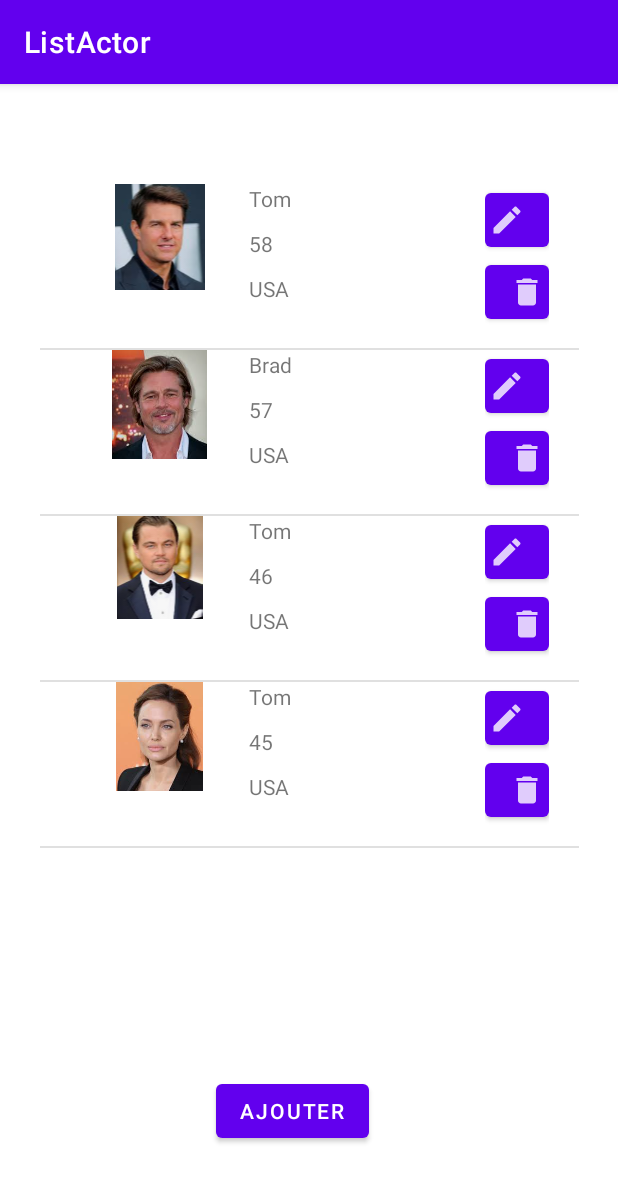
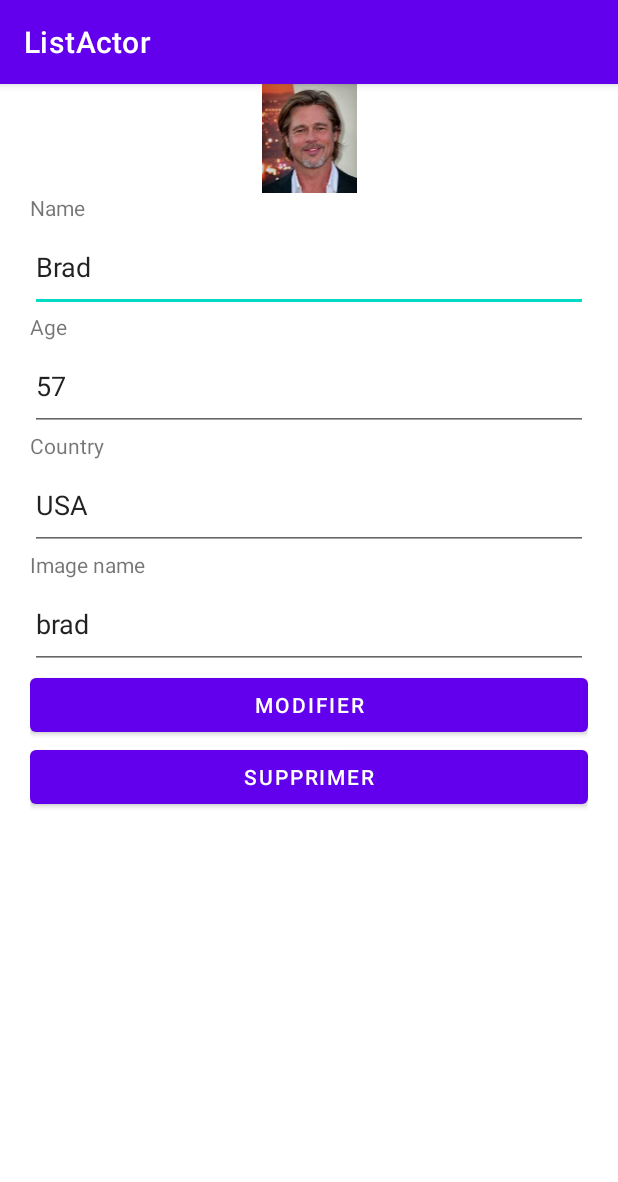
Before and after one commit to kuwano12/ListActor, an Android app: the screen it shows after launch (MainActivity before the commit, EditActorForm after it), after a tap on "Brad", on a phone screen of 412 x 824 dp. Shown: the top 1182 px of the screen. Run offline under Robolectric (Android 15) with nearby library versions, the phone set to English and light mode, and no system bars.

Commit message:
class util + deleteActor added

```diff
--- a/app/src/main/java/com/example/listactor/Actor.java
+++ b/app/src/main/java/com/example/listactor/Actor.java
@@ -1,6 +1,8 @@
 package com.example.listactor;
 
-public class Actor {
+import java.io.Serializable;
+
+public class Actor implements Serializable {
     private String name;
     private int age;
     private String country;
--- a/app/src/main/java/com/example/listactor/CustomListAdapter.java
+++ b/app/src/main/java/com/example/listactor/CustomListAdapter.java
@@ -6,8 +6,10 @@ import android.view.LayoutInflater;
 import android.view.View;
 import android.view.ViewGroup;
 import android.widget.BaseAdapter;
+import android.widget.Button;
 import android.widget.ImageView;
 import android.widget.TextView;
+import android.widget.Toast;
 
 import java.util.List;
 
@@ -48,6 +50,7 @@ public class CustomListAdapter extends BaseAdapter {
             holder.ageView = (TextView) convertView.findViewById(R.id.textViewAge);
             holder.countryView = (TextView) convertView.findViewById(R.id.textCountry);
             convertView.setTag(holder);
+
         } else {
             holder = (ViewHolder) convertView.getTag();
         }
--- a/app/src/main/java/com/example/listactor/EditActorForm.java
+++ b/app/src/main/java/com/example/listactor/EditActorForm.java
@@ -1,14 +1,64 @@
 package com.example.listactor;
 
+import androidx.appcompat.app.AlertDialog;
 import androidx.appcompat.app.AppCompatActivity;
 
+import android.content.Context;
+import android.database.Cursor;
+import android.database.sqlite.SQLiteDatabase;
 import android.os.Bundle;
+import android.util.Log;
+import android.view.View;
+import android.widget.Button;
+import android.widget.EditText;
+import android.widget.ImageView;
+import android.widget.ListView;
 
 public class EditActorForm extends AppCompatActivity {
+    SQLiteDatabase db = MainActivity.db;
+    EditText editName, editAge, editCountry, editImageName;
+    ImageView img;
+    Button edit, delete;
 
     @Override
     protected void onCreate(Bundle savedInstanceState) {
         super.onCreate(savedInstanceState);
         setContentView(R.layout.activity_edit_actor_form);
+
+        editName      = (EditText) findViewById(R.id.editViewName);
+        editAge       = (EditText) findViewById(R.id.editViewAge);
+        editCountry   = (EditText) findViewById(R.id.editCountry);
+        editImageName = (EditText) findViewById(R.id.editImageName);
+
+        img = (ImageView) findViewById(R.id.editImageView);
+
+        edit   = (Button) findViewById(R.id.btnEditActor);
+        delete = (Button) findViewById(R.id.btnDeleteActor);
+
+
+        Bundle extra = getIntent().getBundleExtra("extra");
+        Actor a = (Actor) extra.getSerializable("Actor");
+
+        editName.setText(a.getName());
+        editAge.setText(Integer.toString(a.getAge()));
+        editCountry.setText(a.getCountry());
+        editImageName.setText(a.getImageName());
+
+        int id = getResources().getIdentifier(a.getImageName(), "mipmap", getPackageName());
+        img.setImageResource(id);
     }
+
+    public void deleteActor(View v) {
+        if(v == delete) {
+            Cursor c = db.rawQuery("SELECT * FROM actor WHERE name='"
+                    + editName.getText() +"'", null);
+            if(c.moveToFirst()) {
+                db.execSQL("DELETE FROM actor WHERE name='" + editName.getText() + "'");
+                Utils.showMessage("Success", "Acteur supprimé", EditActorForm.this);
+            } else {
+                Utils.showMessage("Error", "Name invalide", EditActorForm.this);
+            }
+        }
+    }
+
 }
--- a/app/src/main/java/com/example/listactor/MainActivity.java
+++ b/app/src/main/java/com/example/listactor/MainActivity.java
@@ -27,8 +27,8 @@ public class MainActivity extends AppCompatActivity {
 
         btnGoToAddForm = (Button) findViewById(R.id.btnGoToAddForm);
 
-        btnEdit   = (Button) findViewById(R.id.btnEditActor);
-        btnDelete = (Button) findViewById(R.id.btnDeleteActor);
+//        btnEdit   = (Button) findViewById(R.id.btnEditActor);
+//        btnDelete = (Button) findViewById(R.id.btnDeleteActor);
 
 
         db = openOrCreateDatabase("Cinema", Context.MODE_PRIVATE, null);
@@ -37,6 +37,7 @@ public class MainActivity extends AppCompatActivity {
 
         List<Actor> image_details = getListData();
         final ListView listView = (ListView) findViewById(R.id.listView);
+
         listView.setAdapter(new CustomListAdapter(this, image_details));
 
         listView.setOnItemClickListener(new AdapterView.OnItemClickListener() {
@@ -44,7 +45,14 @@ public class MainActivity extends AppCompatActivity {
             public void onItemClick(AdapterView<?> parent, View view, int position, long id) {
                 Object o = listView.getItemAtPosition(position);
                 Actor a = (Actor) o;
-                Toast.makeText(MainActivity.this, "Selected :" + " " + a, Toast.LENGTH_LONG).show();
+
+                Intent i = new Intent(getApplicationContext(), EditActorForm.class);
+                Bundle extra = new Bundle();
+                extra.putSerializable("Actor", a);
+                i.putExtra("extra", extra);
+                startActivity(i);
+
+//                Toast.makeText(MainActivity.this, "Selected :" + " " + a, Toast.LENGTH_LONG).show();
             }
         });
     }
@@ -58,8 +66,8 @@ public class MainActivity extends AppCompatActivity {
         List<Actor> list = new ArrayList<Actor>();
         Actor tom = new Actor("Tom", 58, "USA", "tom");
         Actor brad = new Actor("Brad", 57, "USA", "brad");
-        Actor dicaprio = new Actor("Tom", 46, "USA", "dicaprio");
-        Actor angelina = new Actor("Tom", 45, "USA", "angelina");
+        Actor dicaprio = new Actor("Leonardo", 46, "USA", "dicaprio");
+        Actor angelina = new Actor("Angelina", 45, "USA", "angelina");
 
         list.add(tom);
         list.add(brad);
--- /dev/null
+++ b/app/src/main/java/com/example/listactor/Utils.java
@@ -0,0 +1,16 @@
+package com.example.listactor;
+
+import android.content.Context;
+
+import androidx.appcompat.app.AlertDialog;
+import androidx.appcompat.app.AppCompatActivity;
+
+public class Utils extends AppCompatActivity {
+    public static void showMessage(String title, String message, Context context) {
+        AlertDialog.Builder builder = new AlertDialog.Builder(context);
+        builder.setCancelable(true);
+        builder.setTitle(title);
+        builder.setMessage(message);
+        builder.show();
+    }
+}
--- a/app/src/main/res/layout/activity_edit_actor_form.xml
+++ b/app/src/main/res/layout/activity_edit_actor_form.xml
@@ -6,4 +6,76 @@
     android:layout_height="match_parent"
     tools:context=".EditActorForm">
 
+    <LinearLayout
+        android:layout_width="match_parent"
+        android:layout_height="match_parent"
+        android:orientation="vertical"
+        android:layout_marginHorizontal="20dp"
+        tools:layout_editor_absoluteX="68dp"
+        tools:layout_editor_absoluteY="167dp">
+
+        <ImageView
+            android:id="@+id/editImageView"
+            android:layout_width="match_parent"
+            android:layout_height="wrap_content"
+            app:srcCompat="@drawable/ic_launcher_foreground" />
+
+        <TextView
+            android:id="@+id/textView2"
+            android:layout_width="match_parent"
+            android:layout_height="wrap_content"
+            android:text="Name" />
+
+        <EditText
+            android:id="@+id/editViewName"
+            android:layout_width="match_parent"
+            android:layout_height="60dp" />
+
+        <TextView
+            android:id="@+id/textView3"
+            android:layout_width="match_parent"
+            android:layout_height="wrap_content"
+            android:text="Age" />
+
+        <EditText
+            android:id="@+id/editViewAge"
+            android:layout_width="match_parent"
+            android:layout_height="60dp" />
+
+        <TextView
+            android:id="@+id/textView4"
+            android:layout_width="match_parent"
+            android:layout_height="wrap_content"
+            android:text="Country" />
+
+        <EditText
+            android:id="@+id/editCountry"
+            android:layout_width="match_parent"
+            android:layout_height="60dp" />
+
+        <TextView
+            android:id="@+id/textView5"
+            android:layout_width="match_parent"
+            android:layout_height="wrap_content"
+            android:text="Image name" />
+
+        <EditText
+            android:id="@+id/editImageName"
+            android:layout_width="match_parent"
+            android:layout_height="60dp" />
+
+        <Button
+            android:id="@+id/btnEditActor"
+            android:layout_width="match_parent"
+            android:layout_height="wrap_content"
+            android:text="Modifier" />
+
+        <Button
+            android:id="@+id/btnDeleteActor"
+            android:layout_width="match_parent"
+            android:layout_height="wrap_content"
+            android:onClick="deleteActor"
+            android:text="Supprimer" />
+
+    </LinearLayout>
 </androidx.constraintlayout.widget.ConstraintLayout>
--- a/app/src/main/res/layout/list_item_layout.xml
+++ b/app/src/main/res/layout/list_item_layout.xml
@@ -49,28 +49,6 @@
                     android:layout_height="30dp" />
             </LinearLayout>
 
-            <LinearLayout
-                android:layout_width="142dp"
-                android:layout_height="match_parent"
-                android:layout_weight="1"
-                android:orientation="vertical">
-
-                <Button
-                    android:id="@+id/btnEditActor"
-                    android:layout_width="wrap_content"
-                    android:layout_height="wrap_content"
-                    android:drawableLeft="@drawable/ic_edit"
-                    android:drawableEnd="@drawable/ic_edit"
-                    android:drawableRight="@drawable/ic_edit" />
-
-                <Button
-                    android:id="@+id/btnDeleteActor"
-                    android:layout_width="wrap_content"
-                    android:layout_height="wrap_content"
-                    android:drawableLeft="@drawable/ic_delete" />
-
-            </LinearLayout>
-
         </LinearLayout>
 
     </LinearLayout>
```
